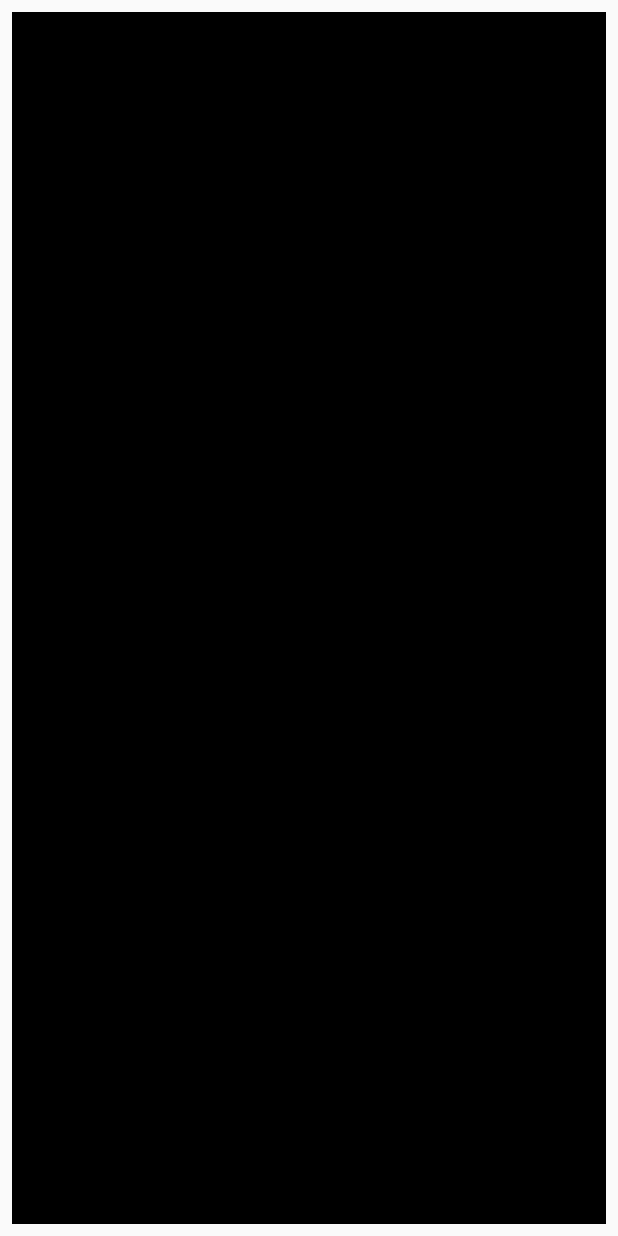
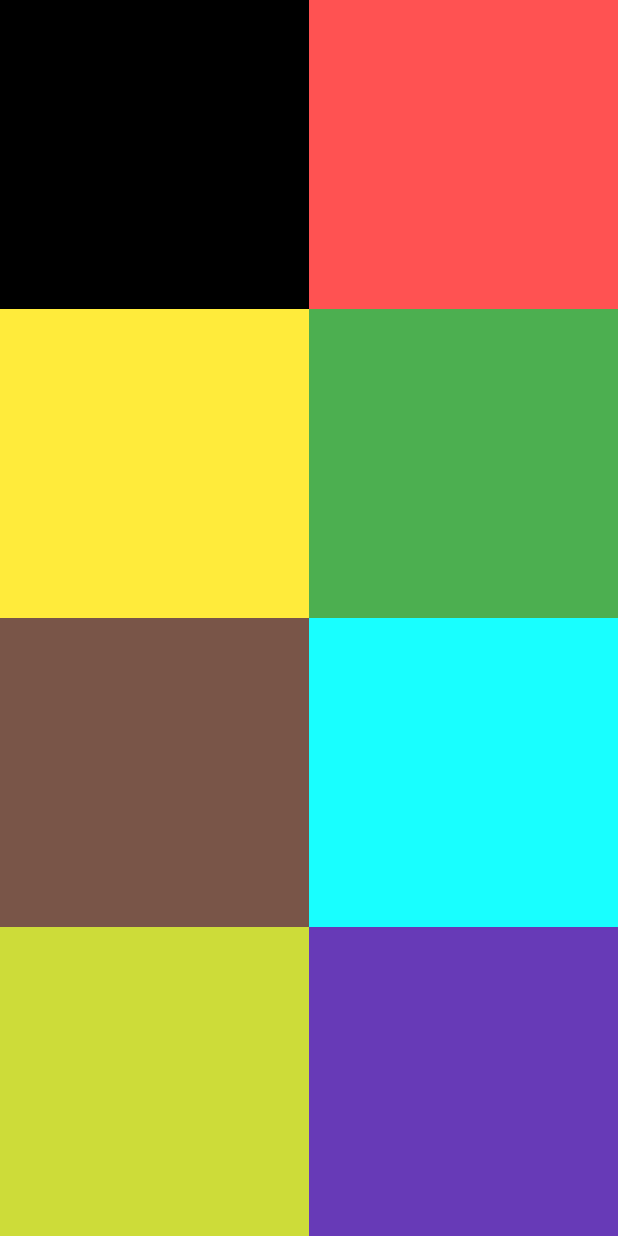
Before and after one commit to OneFamous/ses_sistemleri, a Flutter app: the screen it shows after launch, on a phone screen of 412 x 824 dp. Run offline on Flutter 3.47's test engine with Material 2 defaults, Android fonts, the phone set to English and light mode, and no system bars; our stand-ins replace audioplayers.

Commit message:
Second Commit

```diff
--- a/lib/main.dart
+++ b/lib/main.dart
@@ -10,16 +10,134 @@ class BenimUygulamam extends StatelessWidget {
   Widget build(BuildContext context) {
     return MaterialApp(
       home: Scaffold(
-        body: SafeArea(
+        body: DrumPage(),
+      ),
+    );
+  }
+}
+
+class DrumPage extends StatelessWidget {
+  DrumPage({super.key});
+
+  final player = AudioPlayer();
+
+  sesiCal(String ses) {
+    player.play(AssetSource('$ses.wav'));
+  }
+
+  @override
+  Widget build(BuildContext context) {
+    return SafeArea(
+      child: Column(
+        children: [
+          Expanded(
+            child: Row(
+              children: [
+                Expanded(
+                  child: Container(
                     child: TextButton(
+                      style: TextButton.styleFrom(padding: EdgeInsets.all(0)),
                       onPressed: () async {
                         final player = AudioPlayer();
-              await player.play(AssetSource('ridebel.wav'));
+                        await sesiCal('bongo');
                       },
                       child: Container(color: Colors.black),
                     ),
                   ),
                 ),
+                Expanded(
+                  child: TextButton(
+                    style: TextButton.styleFrom(padding: EdgeInsets.all(0)),
+                    onPressed: () async {
+                      final player = AudioPlayer();
+                      await sesiCal('bip');
+                    },
+                    child: Container(color: Colors.redAccent),
+                  ),
+                ),
+              ],
+            ),
+          ),
+          Expanded(
+            child: Row(
+              children: [
+                Expanded(
+                  child: TextButton(
+                    style: TextButton.styleFrom(padding: EdgeInsets.all(0)),
+                    onPressed: () async {
+                      final player = AudioPlayer();
+                      await sesiCal('woo');
+                    },
+                    child: Container(color: Colors.yellow),
+                  ),
+                ),
+                Expanded(
+                  child: TextButton(
+                    style: TextButton.styleFrom(padding: EdgeInsets.all(0)),
+                    onPressed: () async {
+                      final player = AudioPlayer();
+                      await sesiCal('clap1');
+                    },
+                    child: Container(color: Colors.green),
+                  ),
+                ),
+              ],
+            ),
+          ),
+          Expanded(
+            child: Row(
+              children: [
+                Expanded(
+                  child: TextButton(
+                    style: TextButton.styleFrom(padding: EdgeInsets.all(0)),
+                    onPressed: () async {
+                      final player = AudioPlayer();
+                      await sesiCal('clap2');
+                    },
+                    child: Container(color: Colors.brown),
+                  ),
+                ),
+                Expanded(
+                  child: TextButton(
+                    style: TextButton.styleFrom(padding: EdgeInsets.all(0)),
+                    onPressed: () async {
+                      final player = AudioPlayer();
+                      await sesiCal('clap3');
+                    },
+                    child: Container(color: Colors.cyanAccent),
+                  ),
+                ),
+              ],
+            ),
+          ),
+          Expanded(
+            child: Row(
+              children: [
+                Expanded(
+                  child: TextButton(
+                    style: TextButton.styleFrom(padding: EdgeInsets.all(0)),
+                    onPressed: () async {
+                      final player = AudioPlayer();
+                      await sesiCal('crash');
+                    },
+                    child: Container(color: Colors.lime),
+                  ),
+                ),
+                Expanded(
+                  child: TextButton(
+                    style: TextButton.styleFrom(padding: EdgeInsets.all(0)),
+                    onPressed: () async {
+                      final player = AudioPlayer();
+                      await sesiCal('how');
+                    },
+                    child: Container(color: Colors.deepPurple),
+                  ),
+                ),
+              ],
+            ),
+          ),
+        ],
+      ),
     );
   }
 }
```
Lines whose indentation alone changed are shown as unchanged.
